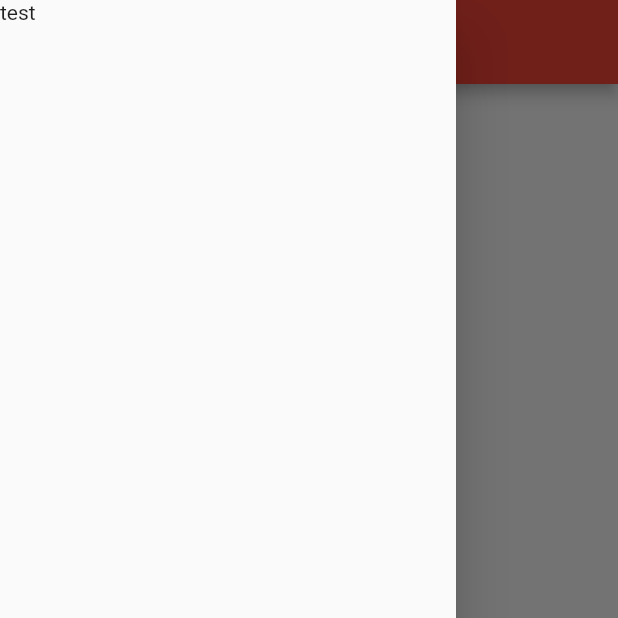
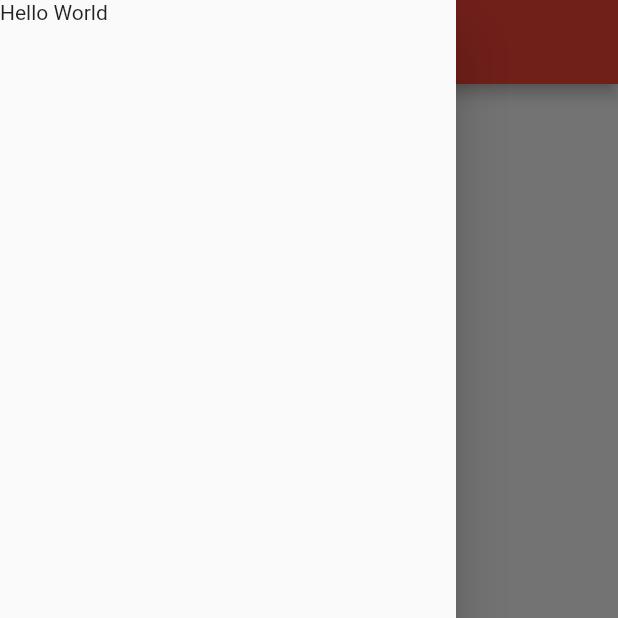
Before and after one commit to sliemansalah/sonara, a Flutter app: the screen it shows after launch, with the side drawer open, on a phone screen of 412 x 824 dp, the top half of it. Run offline on Flutter 3.47's test engine with Material 2 defaults, Android fonts, the phone set to English and light mode, and no system bars.

Commit message:
customize on a component

```diff
--- a/lib/main.dart
+++ b/lib/main.dart
@@ -1,4 +1,6 @@
 import 'package:flutter/material.dart';
+
+import './screens/main_drawer.dart';
 
 void main() => runApp(MyApp());
 
@@ -21,9 +23,7 @@ class MyApp extends StatelessWidget {
                   fontWeight: FontWeight.bold,
                 )),
           ),
-          drawer: Drawer(
-            child: Text("test"),
-          ),
+          drawer: MainDrawer()
         ));
   }
 }
--- /dev/null
+++ b/lib/screens/main_drawer.dart
@@ -0,0 +1,10 @@
+import 'package:flutter/material.dart';
+
+class MainDrawer extends StatelessWidget {
+  @override
+  Widget build(BuildContext context) {
+    return Drawer(
+            child: Text("Hello World"),
+          );
+  }
+}
```
